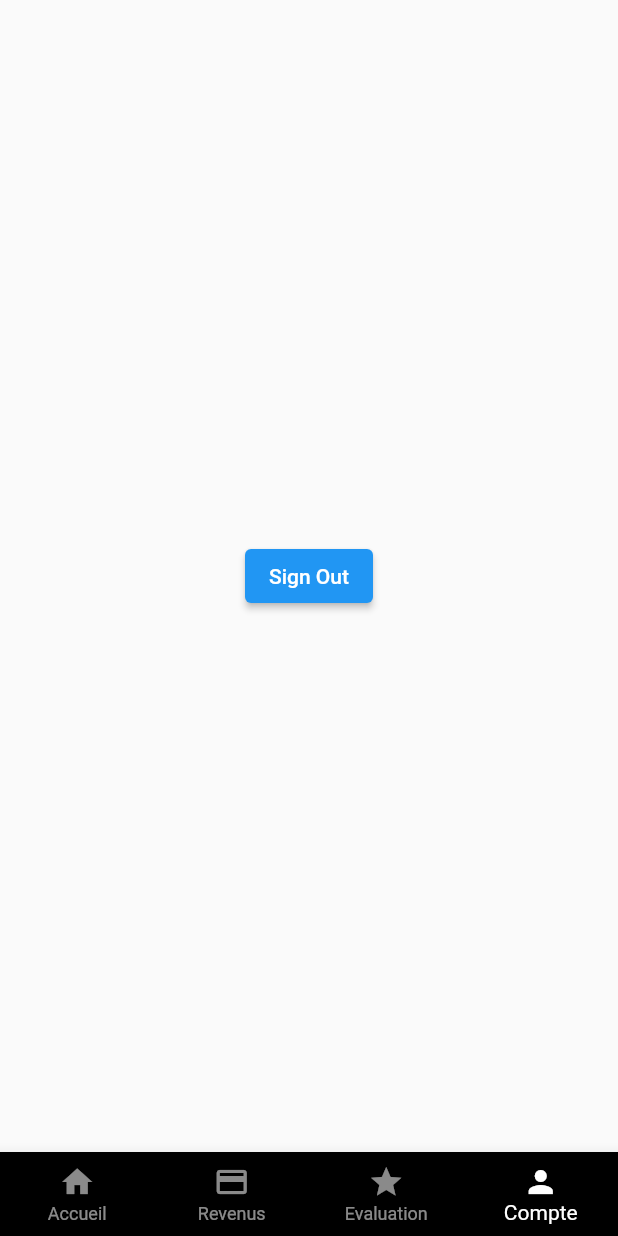
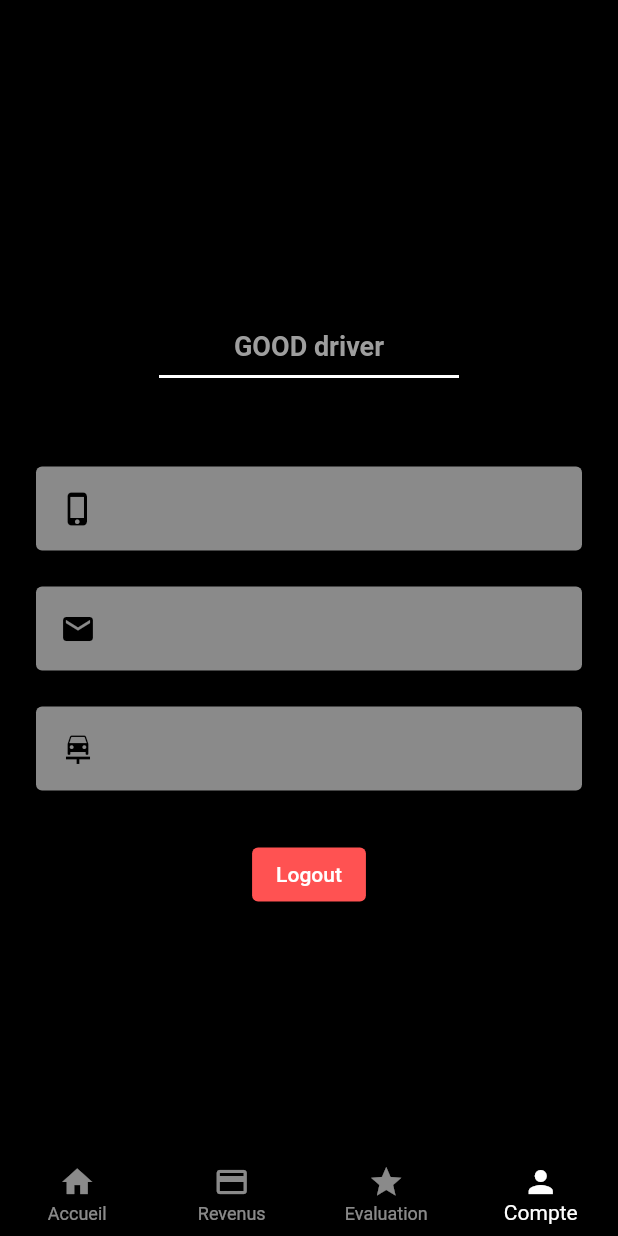
Before and after one commit to dialloibrahimakhaliloulaye/kaay_livre, a Flutter app: the MainScreen screen opened directly, item 4 of the bottom bar chosen, on a phone screen of 412 x 824 dp. Run offline on Flutter 3.47's test engine with Material 2 defaults, Android fonts, the phone set to English and light mode, and no system bars; our stand-ins replace assets_audio_player, firebase_auth, firebase_core, firebase_database, firebase_messaging, fluttertoast and 3 more; missing offline and left inert: flutter_geofire, flutter_polyline_points; accounts and stored records are empty.

Commit message:
implement driver profile screen and fix online offline driver error

```diff
--- a/lib/global/global.dart
+++ b/lib/global/global.dart
@@ -2,6 +2,7 @@ import 'dart:async';
 
 import 'package:assets_audio_player/assets_audio_player.dart';
 import 'package:firebase_auth/firebase_auth.dart';
+import 'package:flutter/material.dart';
 import 'package:geolocator/geolocator.dart';
 import 'package:kaay_livre/models/user_model.dart';
 
@@ -17,3 +18,7 @@ AssetsAudioPlayer audioPlayer = AssetsAudioPlayer();
 Position? driverCurrentPosition;
 DriverData onlineDriverData = DriverData();
 String? driverVehicleType = "";
+String titleStarsRating = "GOOD";
+bool isDriverActive = false;
+String statusText = "Now Offline";
+Color buttonColor = Colors.grey;
--- a/lib/infoHandler/app_info.dart
+++ b/lib/infoHandler/app_info.dart
@@ -9,6 +9,7 @@ class AppInfo extends ChangeNotifier
   Directions? userPickUpLocation, userDropOffLocation;
   int countTotalTrips = 0;
   String driverTotalEarnings = "0";
+  String driverAverageRatings = "0";
   List<String> historyTripsKeysList = [];
   List<TripsHistoryModel> allTripsHistoryInformationList = [];
 
@@ -48,4 +49,9 @@ class AppInfo extends ChangeNotifier
     driverTotalEarnings = driverEarnings;
   }
 
+  updateDriverAverageRatings(String driverRatings)
+  {
+    driverAverageRatings = driverRatings;
+  }
+
 }
--- a/lib/tabPages/profile_tab.dart
+++ b/lib/tabPages/profile_tab.dart
@@ -1,27 +1,102 @@
+import 'package:kaay_livre/global/global.dart';
 import 'package:flutter/material.dart';
-import 'package:kaay_livre/global/global.dart';
-import 'package:kaay_livre/splashScreen/splash_screen.dart';
+import 'package:flutter/services.dart';
 
-class ProfileTabPage extends StatefulWidget {
+import '../global/global.dart';
+import '../widgets/info_design_ui.dart';
+
+
+
+class ProfileTabPage extends StatefulWidget
+{
   const ProfileTabPage({Key? key}) : super(key: key);
 
   @override
   State<ProfileTabPage> createState() => _ProfileTabPageState();
 }
 
-class _ProfileTabPageState extends State<ProfileTabPage> {
+class _ProfileTabPageState extends State<ProfileTabPage>
+{
   @override
-  Widget build(BuildContext context) {
-    return Center(
-      child: ElevatedButton(
-        child: const Text(
-          "Sign Out"
+  Widget build(BuildContext context)
+  {
+    return Scaffold(
+      backgroundColor: Colors.black,
+      body: SafeArea(
+        child: Column(
+          mainAxisAlignment: MainAxisAlignment.center,
+          children: [
+
+            //name
+            Text(
+              onlineDriverData.name!,
+              style: const TextStyle(
+                fontSize: 50.0,
+                color: Colors.white,
+                fontWeight: FontWeight.bold,
+              ),
+            ),
+
+
+            Text(
+              titleStarsRating + " driver",
+              style: const TextStyle(
+                fontSize: 18.0,
+                color: Colors.grey,
+                fontWeight: FontWeight.bold,
+              ),
+            ),
+
+            const SizedBox(
+              height: 20,
+              width: 200,
+              child: Divider(
+                color: Colors.white,
+                height: 2,
+                thickness: 2,
+              ),
+            ),
+
+            const SizedBox(height: 38.0,),
+
+            //phone
+            InfoDesignUIWidget(
+              textInfo: onlineDriverData.phone!,
+              iconData: Icons.phone_iphone,
+            ),
+
+            //email
+            InfoDesignUIWidget(
+              textInfo: onlineDriverData.email!,
+              iconData: Icons.email,
+            ),
+
+            InfoDesignUIWidget(
+              textInfo: onlineDriverData.car_color! + " " + onlineDriverData.car_model! + " " +  onlineDriverData.car_number!,
+              iconData: Icons.car_repair,
+            ),
+
+            const SizedBox(
+              height: 20,
+            ),
+
+            ElevatedButton(
+              onPressed: ()
+              {
+                fAuth.signOut();
+                SystemNavigator.pop();
+              },
+              style: ElevatedButton.styleFrom(
+                primary: Colors.redAccent,
+              ),
+              child: const Text(
+                "Logout",
+                style: TextStyle(color: Colors.white),
+              ),
+            )
+
+          ],
         ),
-        onPressed: ()
-        {
-          fAuth.signOut();
-          Navigator.push(context, MaterialPageRoute(builder: (c)=> const MySplashScreen()));
-        },
       ),
     );
   }
--- /dev/null
+++ b/lib/widgets/info_design_ui.dart
@@ -0,0 +1,42 @@
+import 'package:flutter/material.dart';
+
+
+class InfoDesignUIWidget extends StatefulWidget
+{
+  String? textInfo;
+  IconData? iconData;
+
+  InfoDesignUIWidget({this.textInfo, this.iconData});
+
+  @override
+  State<InfoDesignUIWidget> createState() => _InfoDesignUIWidgetState();
+}
+
+
+
+
+class _InfoDesignUIWidgetState extends State<InfoDesignUIWidget>
+{
+  @override
+  Widget build(BuildContext context)
+  {
+    return Card(
+      color: Colors.white54,
+      margin: const EdgeInsets.symmetric(vertical: 12, horizontal: 24),
+      child: ListTile(
+        leading: Icon(
+          widget.iconData,
+          color: Colors.black,
+        ),
+        title: Text(
+          widget.textInfo!,
+          style: const TextStyle(
+            color: Colors.black,
+            fontSize: 16,
+            fontWeight: FontWeight.bold,
+          ),
+        ),
+      ),
+    );
+  }
+}
--- a/pubspec.yaml
+++ b/pubspec.yaml
@@ -46,6 +46,7 @@ dependencies:
   flutter_geofire: ^2.0.1
   firebase_messaging: ^11.2.8
   assets_audio_player: ^3.0.4+1
+  smooth_star_rating_nsafe: ^1.0.0+1
 
 dev_dependencies:
   flutter_test:
```
Also changed, not shown: lib/assistants/assistant_methods.dart (+17 -0 lines), lib/tabPages/home_tab.dart (+4 -3 lines), lib/tabPages/ratings_tab.dart (+134 -6 lines), pubspec.lock.
